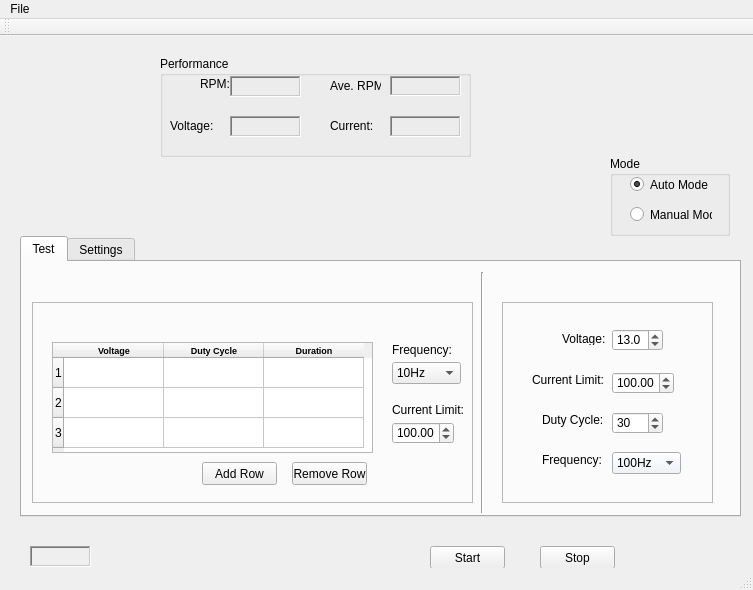
The window that mainwindow.ui (Kejay3190/Fan-Tester-Project) describes before a commit, drawn with Qt 5.
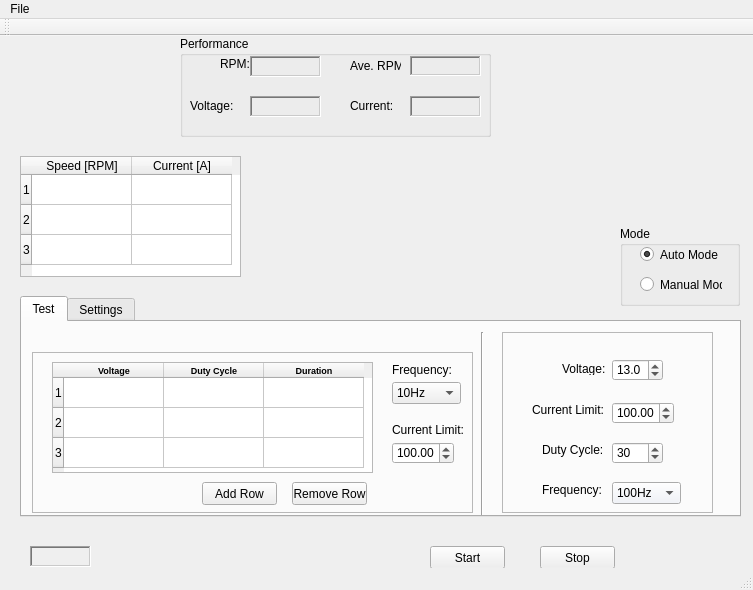
The same window after the commit.

Commit message:
Display test results
1. Added feature to display the test results to the user when running in auto mode.
2. Set the duty cycle to "0" when the test is stopped.

```diff
--- a/mainwindow.ui
+++ b/mainwindow.ui
@@ -20,8 +20,8 @@
    <widget class="QGroupBox" name="groupBox_2">
     <property name="geometry">
      <rect>
-      <x>160</x>
-      <y>20</y>
+      <x>180</x>
+      <y>0</y>
       <width>311</width>
       <height>101</height>
      </rect>
@@ -276,9 +276,9 @@
     <property name="geometry">
      <rect>
       <x>20</x>
-      <y>200</y>
+      <y>260</y>
       <width>721</width>
-      <height>281</height>
+      <height>221</height>
      </rect>
     </property>
     <property name="currentIndex">
@@ -305,9 +305,9 @@
       <property name="geometry">
        <rect>
         <x>10</x>
-        <y>40</y>
+        <y>30</y>
         <width>441</width>
-        <height>201</height>
+        <height>161</height>
        </rect>
       </property>
       <property name="frameShape">
@@ -320,7 +320,7 @@
        <property name="geometry">
         <rect>
          <x>20</x>
-         <y>40</y>
+         <y>10</y>
          <width>321</width>
          <height>111</height>
         </rect>
@@ -409,7 +409,7 @@
        <property name="geometry">
         <rect>
          <x>260</x>
-         <y>160</y>
+         <y>130</y>
          <width>75</width>
          <height>23</height>
         </rect>
@@ -422,7 +422,7 @@
        <property name="geometry">
         <rect>
          <x>170</x>
-         <y>160</y>
+         <y>130</y>
          <width>75</width>
          <height>23</height>
         </rect>
@@ -435,7 +435,7 @@
        <property name="geometry">
         <rect>
          <x>360</x>
-         <y>60</y>
+         <y>30</y>
          <width>69</width>
          <height>22</height>
         </rect>
@@ -460,7 +460,7 @@
        <property name="geometry">
         <rect>
          <x>360</x>
-         <y>40</y>
+         <y>10</y>
          <width>61</width>
          <height>16</height>
         </rect>
@@ -473,7 +473,7 @@
        <property name="geometry">
         <rect>
          <x>360</x>
-         <y>100</y>
+         <y>70</y>
          <width>71</width>
          <height>16</height>
         </rect>
@@ -486,7 +486,7 @@
        <property name="geometry">
         <rect>
          <x>360</x>
-         <y>120</y>
+         <y>90</y>
          <width>62</width>
          <height>22</height>
         </rect>
@@ -506,9 +506,9 @@
       <property name="geometry">
        <rect>
         <x>480</x>
-        <y>40</y>
+        <y>10</y>
         <width>211</width>
-        <height>201</height>
+        <height>181</height>
        </rect>
       </property>
       <property name="frameShape">
@@ -817,8 +817,8 @@
    <widget class="QGroupBox" name="groupBox_4">
     <property name="geometry">
      <rect>
-      <x>610</x>
-      <y>120</y>
+      <x>620</x>
+      <y>190</y>
       <width>120</width>
       <height>80</height>
      </rect>
@@ -859,6 +859,89 @@
      </property>
     </widget>
    </widget>
+   <widget class="QTableWidget" name="resultsTable">
+    <property name="geometry">
+     <rect>
+      <x>20</x>
+      <y>120</y>
+      <width>221</width>
+      <height>121</height>
+     </rect>
+    </property>
+    <property name="focusPolicy">
+     <enum>Qt::NoFocus</enum>
+    </property>
+    <property name="editTriggers">
+     <set>QAbstractItemView::NoEditTriggers</set>
+    </property>
+    <property name="rowCount">
+     <number>3</number>
+    </property>
+    <property name="columnCount">
+     <number>2</number>
+    </property>
+    <row/>
+    <row/>
+    <row/>
+    <column>
+     <property name="text">
+      <string>Speed [RPM]</string>
+     </property>
+    </column>
+    <column>
+     <property name="text">
+      <string>Current [A]</string>
+     </property>
+    </column>
+    <item row="0" column="0">
+     <property name="text">
+      <string/>
+     </property>
+     <property name="flags">
+      <set>ItemIsEnabled</set>
+     </property>
+    </item>
+    <item row="0" column="1">
+     <property name="text">
+      <string/>
+     </property>
+     <property name="flags">
+      <set>ItemIsEnabled</set>
+     </property>
+    </item>
+    <item row="1" column="0">
+     <property name="text">
+      <string/>
+     </property>
+     <property name="flags">
+      <set>ItemIsEnabled</set>
+     </property>
+    </item>
+    <item row="1" column="1">
+     <property name="text">
+      <string/>
+     </property>
+     <property name="flags">
+      <set>ItemIsEnabled</set>
+     </property>
+    </item>
+    <item row="2" column="0">
+     <property name="text">
+      <string/>
+     </property>
+     <property name="flags">
+      <set>ItemIsEnabled</set>
+     </property>
+    </item>
+    <item row="2" column="1">
+     <property name="text">
+      <string/>
+     </property>
+     <property name="flags">
+      <set>ItemIsEnabled</set>
+     </property>
+    </item>
+   </widget>
   </widget>
   <widget class="QMenuBar" name="menuBar">
    <property name="geometry">
```
The commit also changes 3 other files.
